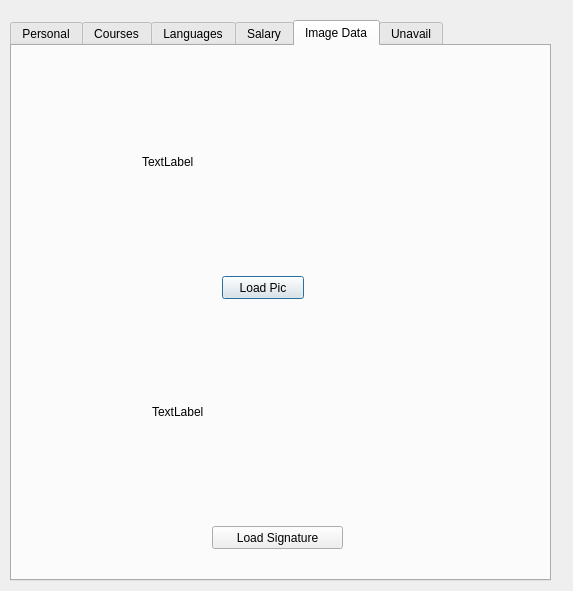
First picture: the form in Teacher/addnewteacherdialog.ui, repository MrRisoni/Gauss, before the edit.
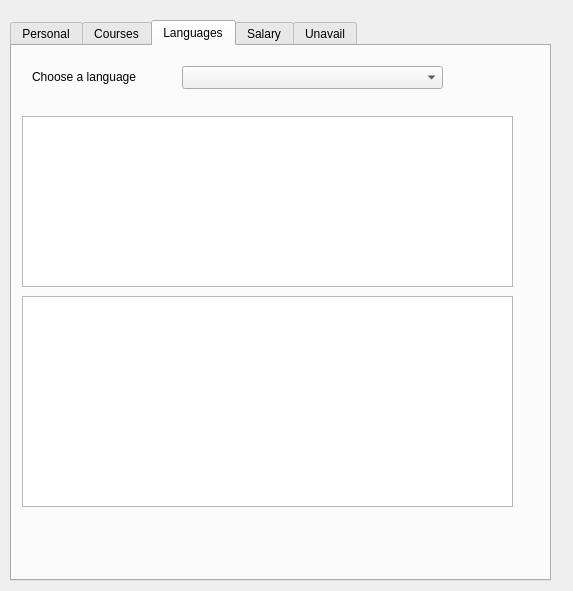
Second picture: the form after the edit.

The edit to the form file:
```diff
--- a/Teacher/addnewteacherdialog.ui
+++ b/Teacher/addnewteacherdialog.ui
@@ -23,7 +23,7 @@
     </rect>
    </property>
    <property name="currentIndex">
-    <number>4</number>
+    <number>2</number>
    </property>
    <widget class="QWidget" name="tab_4">
     <attribute name="title">
@@ -439,63 +439,6 @@
      </property>
     </widget>
    </widget>
-   <widget class="QWidget" name="tab">
-    <attribute name="title">
-     <string>Image Data</string>
-    </attribute>
-    <widget class="QLabel" name="labelProfile">
-     <property name="geometry">
-      <rect>
-       <x>130</x>
-       <y>20</y>
-       <width>231</width>
-       <height>191</height>
-      </rect>
-     </property>
-     <property name="text">
-      <string>TextLabel</string>
-     </property>
-    </widget>
-    <widget class="QPushButton" name="pushLoadPic">
-     <property name="geometry">
-      <rect>
-       <x>210</x>
-       <y>230</y>
-       <width>82</width>
-       <height>23</height>
-      </rect>
-     </property>
-     <property name="text">
-      <string>Load Pic</string>
-     </property>
-    </widget>
-    <widget class="QLabel" name="labelSignature">
-     <property name="geometry">
-      <rect>
-       <x>140</x>
-       <y>270</y>
-       <width>231</width>
-       <height>191</height>
-      </rect>
-     </property>
-     <property name="text">
-      <string>TextLabel</string>
-     </property>
-    </widget>
-    <widget class="QPushButton" name="pushLoadPic_2">
-     <property name="geometry">
-      <rect>
-       <x>200</x>
-       <y>480</y>
-       <width>131</width>
-       <height>23</height>
-      </rect>
-     </property>
-     <property name="text">
-      <string>Load Signature</string>
-     </property>
-    </widget>
-   </widget>
    <widget class="QWidget" name="tab_8">
     <attribute name="title">
      <string>Unavail</string>
```
